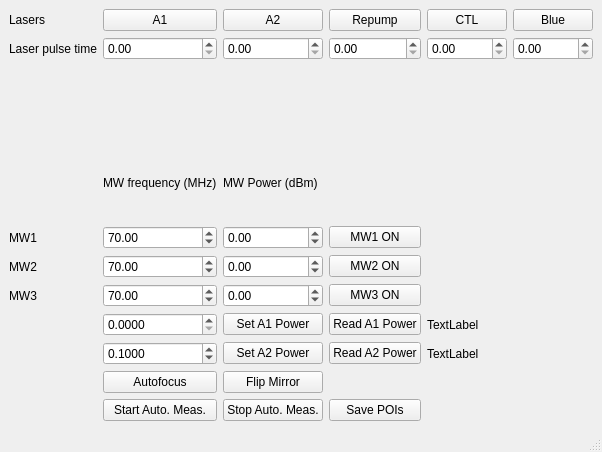
Above: gui/setupcontrol/setup_control.ui from LT-SiC/qudi before the change. Below: the same form after it.
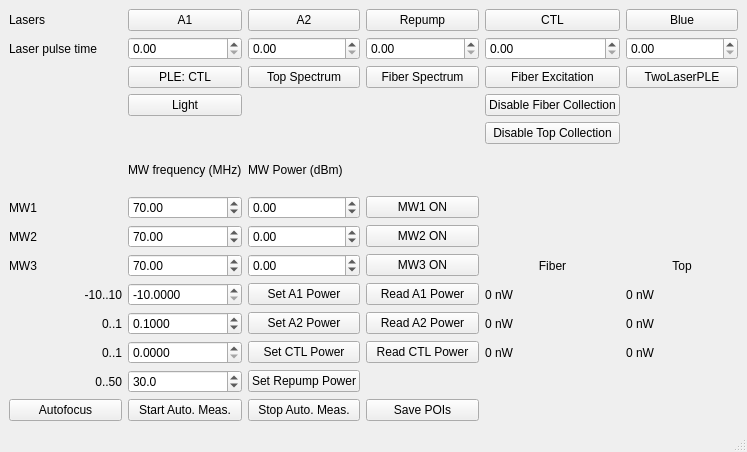
That is the form after the change.

The edit to the form file:
```diff
--- a/gui/setupcontrol/setup_control.ui
+++ b/gui/setupcontrol/setup_control.ui
@@ -6,7 +6,7 @@
    <rect>
     <x>0</x>
     <y>0</y>
-    <width>575</width>
+    <width>747</width>
     <height>452</height>
    </rect>
   </property>
@@ -20,101 +20,174 @@
       <property name="horizontalSpacing">
        <number>6</number>
       </property>
-      <item row="5" column="0">
+      <item row="11" column="4">
+       <widget class="QLabel" name="Read_A2Power_Label">
+        <property name="text">
+         <string>0 nW</string>
+        </property>
+       </widget>
+      </item>
+      <item row="2" column="5">
+       <widget class="QDoubleSpinBox" name="blue_time_doubleSpinBox"/>
+      </item>
+      <item row="2" column="1">
+       <widget class="QDoubleSpinBox" name="A1_time_doubleSpinBox"/>
+      </item>
+      <item row="1" column="2">
+       <widget class="QPushButton" name="A2_Button">
+        <property name="text">
+         <string>A2</string>
+        </property>
+       </widget>
+      </item>
+      <item row="1" column="5">
+       <widget class="QPushButton" name="Blue_Button">
+        <property name="text">
+         <string>Blue</string>
+        </property>
+       </widget>
+      </item>
+      <item row="2" column="4">
+       <widget class="QDoubleSpinBox" name="ctl_time_doubleSpinBox"/>
+      </item>
+      <item row="6" column="1">
+       <widget class="QLabel" name="label_4">
+        <property name="text">
+         <string>MW frequency (MHz)</string>
+        </property>
+       </widget>
+      </item>
+      <item row="8" column="0">
        <widget class="QLabel" name="label_6">
         <property name="text">
          <string>MW2</string>
         </property>
        </widget>
       </item>
-      <item row="10" column="3">
+      <item row="1" column="4">
+       <widget class="QPushButton" name="CTL_Button">
+        <property name="text">
+         <string>CTL</string>
+        </property>
+       </widget>
+      </item>
+      <item row="7" column="1">
+       <widget class="QDoubleSpinBox" name="MW1_freq_DoubleSpinBox">
+        <property name="maximum">
+         <double>9999.989999999999782</double>
+        </property>
+        <property name="value">
+         <double>70.000000000000000</double>
+        </property>
+       </widget>
+      </item>
+      <item row="1" column="0">
+       <widget class="QLabel" name="label_1">
+        <property name="text">
+         <string>Lasers</string>
+        </property>
+       </widget>
+      </item>
+      <item row="10" column="0">
+       <widget class="QLabel" name="label_8">
+        <property name="text">
+         <string>-10..10</string>
+        </property>
+        <property name="alignment">
+         <set>Qt::AlignRight|Qt::AlignTrailing|Qt::AlignVCenter</set>
+        </property>
+       </widget>
+      </item>
+      <item row="12" column="3">
+       <widget class="QPushButton" name="Read_CTLPower_Button">
+        <property name="text">
+         <string>Read CTL Power</string>
+        </property>
+       </widget>
+      </item>
+      <item row="9" column="3">
+       <widget class="QPushButton" name="MW3_on_Button">
+        <property name="text">
+         <string>MW3 ON</string>
+        </property>
+       </widget>
+      </item>
+      <item row="15" column="3">
        <widget class="QPushButton" name="SavePOIs_Button">
         <property name="text">
          <string>Save POIs</string>
         </property>
        </widget>
       </item>
-      <item row="3" column="1">
-       <widget class="QLabel" name="label_4">
+      <item row="11" column="2">
+       <widget class="QPushButton" name="Set_A2Power_Button">
         <property name="text">
-         <string>MW frequency (MHz)</string>
+         <string>Set A2 Power</string>
         </property>
        </widget>
       </item>
-      <item row="4" column="0">
-       <widget class="QLabel" name="label_3">
+      <item row="11" column="0">
+       <widget class="QLabel" name="label_9">
         <property name="text">
-         <string>MW1</string>
+         <string>0..1</string>
         </property>
-       </widget>
-      </item>
-      <item row="7" column="2">
-       <widget class="QPushButton" name="Set_A1Power_Button">
-        <property name="text">
-         <string>Set A1 Power</string>
+        <property name="alignment">
+         <set>Qt::AlignRight|Qt::AlignTrailing|Qt::AlignVCenter</set>
         </property>
        </widget>
       </item>
-      <item row="0" column="2">
-       <widget class="QPushButton" name="A2_Button">
-        <property name="text">
-         <string>A2</string>
+      <item row="12" column="1">
+       <widget class="QDoubleSpinBox" name="Set_CTLPower_DoubleSpinBox">
+        <property name="decimals">
+         <number>4</number>
         </property>
-       </widget>
-      </item>
-      <item row="9" column="1">
-       <widget class="QPushButton" name="Autofocus_Button">
-        <property name="text">
-         <string>Autofocus</string>
+        <property name="maximum">
+         <double>1.000000000000000</double>
         </property>
-       </widget>
-      </item>
-      <item row="1" column="0">
-       <widget class="QLabel" name="label_2">
-        <property name="text">
-         <string>Laser pulse time</string>
+        <property name="singleStep">
+         <double>0.010000000000000</double>
         </property>
        </widget>
       </item>
-      <item row="8" column="4">
-       <widget class="QLabel" name="Read_A2Power_Label">
+      <item row="11" column="5">
+       <widget class="QLabel" name="Read_A2Power_Label_t">
         <property name="text">
-         <string>TextLabel</string>
+         <string>0 nW</string>
         </property>
        </widget>
       </item>
-      <item row="10" column="1">
-       <widget class="QPushButton" name="StartAutoMeas_Button">
-        <property name="text">
-         <string>Start Auto. Meas.</string>
-        </property>
-       </widget>
-      </item>
-      <item row="3" column="2">
-       <widget class="QLabel" name="label">
-        <property name="text">
-         <string>MW Power (dBm)</string>
-        </property>
-       </widget>
-      </item>
-      <item row="7" column="3">
-       <widget class="QPushButton" name="Read_A1Power_Button">
-        <property name="text">
-         <string>Read A1 Power</string>
-        </property>
-       </widget>
-      </item>
-      <item row="9" column="2">
-       <widget class="QPushButton" name="Flipmirror_Button">
-        <property name="text">
-         <string>Flip Mirror</string>
-        </property>
-       </widget>
-      </item>
-      <item row="1" column="2">
+      <item row="2" column="2">
        <widget class="QDoubleSpinBox" name="A2_time_doubleSpinBox"/>
       </item>
-      <item row="0" column="1">
+      <item row="10" column="4">
+       <widget class="QLabel" name="Read_A1Power_Label">
+        <property name="text">
+         <string>0 nW</string>
+        </property>
+       </widget>
+      </item>
+      <item row="8" column="2">
+       <widget class="QDoubleSpinBox" name="MW2_power_DoubleSpinBox">
+        <property name="minimum">
+         <double>-100.000000000000000</double>
+        </property>
+       </widget>
+      </item>
+      <item row="3" column="3">
+       <widget class="QPushButton" name="FiberSpectrum_Button">
+        <property name="text">
+         <string>Fiber Spectrum</string>
+        </property>
+       </widget>
+      </item>
+      <item row="5" column="1">
+       <widget class="QLabel" name="label_5">
+        <property name="text">
+         <string/>
+        </property>
+       </widget>
+      </item>
+      <item row="1" column="1">
        <widget class="QPushButton" name="A1_Button">
         <property name="cursor">
          <cursorShape>ArrowCursor</cursorShape>
@@ -124,191 +197,332 @@
         </property>
        </widget>
       </item>
-      <item row="6" column="3">
-       <widget class="QPushButton" name="MW3_on_Button">
+      <item row="7" column="3">
+       <widget class="QPushButton" name="MW1_on_Button">
         <property name="text">
-         <string>MW3 ON</string>
+         <string>MW1 ON</string>
         </property>
        </widget>
       </item>
-      <item row="4" column="2">
-       <widget class="QDoubleSpinBox" name="MW1_power_DoubleSpinBox">
-        <property name="minimum">
-         <double>-100.000000000000000</double>
+      <item row="15" column="2">
+       <widget class="QPushButton" name="StopAutoMeas_Button">
+        <property name="text">
+         <string>Stop Auto. Meas.</string>
         </property>
        </widget>
       </item>
-      <item row="6" column="0">
+      <item row="8" column="3">
+       <widget class="QPushButton" name="MW2_on_Button">
+        <property name="text">
+         <string>MW2 ON</string>
+        </property>
+       </widget>
+      </item>
+      <item row="10" column="5">
+       <widget class="QLabel" name="Read_A1Power_Label_t">
+        <property name="text">
+         <string>0 nW</string>
+        </property>
+       </widget>
+      </item>
+      <item row="9" column="0">
        <widget class="QLabel" name="label_7">
         <property name="text">
          <string>MW3</string>
         </property>
        </widget>
       </item>
-      <item row="7" column="4">
-       <widget class="QLabel" name="Read_A1Power_Label">
+      <item row="10" column="2">
+       <widget class="QPushButton" name="Set_A1Power_Button">
         <property name="text">
-         <string>TextLabel</string>
+         <string>Set A1 Power</string>
         </property>
        </widget>
       </item>
-      <item row="0" column="0">
-       <widget class="QLabel" name="label_1">
+      <item row="12" column="5">
+       <widget class="QLabel" name="Read_CTLPower_Label_t">
         <property name="text">
-         <string>Lasers</string>
+         <string>0 nW</string>
         </property>
        </widget>
       </item>
-      <item row="7" column="1">
-       <widget class="QDoubleSpinBox" name="Set_A1Power_DoubleSpinBox">
-        <property name="decimals">
-         <number>4</number>
-        </property>
-        <property name="minimum">
-         <double>0.000000000000000</double>
-        </property>
-        <property name="maximum">
-         <double>1.000000000000000</double>
-        </property>
-        <property name="singleStep">
-         <double>0.100000000000000</double>
-        </property>
-       </widget>
-      </item>
-      <item row="5" column="2">
-       <widget class="QDoubleSpinBox" name="MW2_power_DoubleSpinBox">
-        <property name="minimum">
-         <double>-100.000000000000000</double>
-        </property>
-       </widget>
-      </item>
-      <item row="1" column="1">
-       <widget class="QDoubleSpinBox" name="A1_time_doubleSpinBox"/>
-      </item>
-      <item row="8" column="2">
-       <widget class="QPushButton" name="Set_A2Power_Button">
+      <item row="3" column="4">
+       <widget class="QPushButton" name="Excitation_Button">
         <property name="text">
-         <string>Set A2 Power</string>
+         <string>Fiber Excitation</string>
         </property>
        </widget>
       </item>
-      <item row="0" column="3">
+      <item row="1" column="3">
        <widget class="QPushButton" name="Repump_Button">
         <property name="text">
          <string>Repump</string>
         </property>
        </widget>
       </item>
-      <item row="6" column="1">
-       <widget class="QDoubleSpinBox" name="MW3_freq_DoubleSpinBox">
-        <property name="maximum">
-         <double>9999.989999999999782</double>
-        </property>
-        <property name="value">
-         <double>70.000000000000000</double>
-        </property>
-       </widget>
-      </item>
-      <item row="5" column="3">
-       <widget class="QPushButton" name="MW2_on_Button">
+      <item row="10" column="3">
+       <widget class="QPushButton" name="Read_A1Power_Button">
         <property name="text">
-         <string>MW2 ON</string>
+         <string>Read A1 Power</string>
         </property>
        </widget>
       </item>
-      <item row="8" column="1">
-       <widget class="QDoubleSpinBox" name="Set_A2Power_DoubleSpinBox">
-        <property name="decimals">
-         <number>4</number>
-        </property>
-        <property name="maximum">
-         <double>1.000000000000000</double>
-        </property>
-        <property name="singleStep">
-         <double>0.100000000000000</double>
-        </property>
-        <property name="value">
-         <double>0.100000000000000</double>
-        </property>
-       </widget>
-      </item>
-      <item row="0" column="4">
-       <widget class="QPushButton" name="CTL_Button">
+      <item row="7" column="0">
+       <widget class="QLabel" name="label_3">
         <property name="text">
-         <string>CTL</string>
+         <string>MW1</string>
         </property>
        </widget>
       </item>
-      <item row="1" column="4">
-       <widget class="QDoubleSpinBox" name="ctl_time_doubleSpinBox"/>
-      </item>
-      <item row="4" column="1">
-       <widget class="QDoubleSpinBox" name="MW1_freq_DoubleSpinBox">
-        <property name="maximum">
-         <double>9999.989999999999782</double>
-        </property>
-        <property name="value">
-         <double>70.000000000000000</double>
-        </property>
-       </widget>
-      </item>
-      <item row="5" column="1">
-       <widget class="QDoubleSpinBox" name="MW2_freq_DoubleSpinBox">
-        <property name="maximum">
-         <double>9999.989999999999782</double>
-        </property>
-        <property name="value">
-         <double>70.000000000000000</double>
-        </property>
-       </widget>
-      </item>
-      <item row="4" column="3">
-       <widget class="QPushButton" name="MW1_on_Button">
-        <property name="text">
-         <string>MW1 ON</string>
-        </property>
-       </widget>
-      </item>
-      <item row="2" column="1">
-       <widget class="QLabel" name="label_5">
-        <property name="text">
-         <string/>
-        </property>
-       </widget>
-      </item>
-      <item row="1" column="3">
+      <item row="2" column="3">
        <widget class="QDoubleSpinBox" name="Repump_time_doubleSpinBox"/>
       </item>
-      <item row="8" column="3">
-       <widget class="QPushButton" name="Read_A2Power_Button">
-        <property name="text">
-         <string>Read A2 Power</string>
-        </property>
-       </widget>
-      </item>
       <item row="6" column="2">
+       <widget class="QLabel" name="label">
+        <property name="text">
+         <string>MW Power (dBm)</string>
+        </property>
+       </widget>
+      </item>
+      <item row="2" column="0">
+       <widget class="QLabel" name="label_2">
+        <property name="text">
+         <string>Laser pulse time</string>
+        </property>
+       </widget>
+      </item>
+      <item row="12" column="2">
+       <widget class="QPushButton" name="Set_CTLPower_Button">
+        <property name="text">
+         <string>Set CTL Power</string>
+        </property>
+       </widget>
+      </item>
+      <item row="11" column="1">
+       <widget class="QDoubleSpinBox" name="Set_A2Power_DoubleSpinBox">
+        <property name="decimals">
+         <number>4</number>
+        </property>
+        <property name="maximum">
+         <double>1.000000000000000</double>
+        </property>
+        <property name="singleStep">
+         <double>0.010000000000000</double>
+        </property>
+        <property name="value">
+         <double>0.100000000000000</double>
+        </property>
+       </widget>
+      </item>
+      <item row="9" column="2">
        <widget class="QDoubleSpinBox" name="MW3_power_DoubleSpinBox">
         <property name="minimum">
          <double>-100.000000000000000</double>
         </property>
        </widget>
       </item>
-      <item row="10" column="2">
-       <widget class="QPushButton" name="StopAutoMeas_Button">
+      <item row="9" column="4">
+       <widget class="QLabel" name="label_11">
         <property name="text">
-         <string>Stop Auto. Meas.</string>
+         <string>Fiber</string>
         </property>
+        <property name="alignment">
+         <set>Qt::AlignCenter</set>
+        </property>
        </widget>
       </item>
-      <item row="0" column="5">
-       <widget class="QPushButton" name="Blue_Button">
+      <item row="12" column="4">
+       <widget class="QLabel" name="Read_CTLPower_Label">
         <property name="text">
-         <string>Blue</string>
+         <string>0 nW</string>
         </property>
        </widget>
       </item>
-      <item row="1" column="5">
-       <widget class="QDoubleSpinBox" name="blue_time_doubleSpinBox"/>
+      <item row="3" column="1">
+       <widget class="QPushButton" name="PLELaser_Button">
+        <property name="text">
+         <string>PLE: CTL</string>
+        </property>
+       </widget>
+      </item>
+      <item row="9" column="5">
+       <widget class="QLabel" name="label_12">
+        <property name="text">
+         <string>Top</string>
+        </property>
+        <property name="alignment">
+         <set>Qt::AlignCenter</set>
+        </property>
+       </widget>
+      </item>
+      <item row="3" column="5">
+       <widget class="QPushButton" name="TwoPLE_Button">
+        <property name="text">
+         <string>TwoLaserPLE</string>
+        </property>
+       </widget>
+      </item>
+      <item row="11" column="3">
+       <widget class="QPushButton" name="Read_A2Power_Button">
+        <property name="text">
+         <string>Read A2 Power</string>
+        </property>
+       </widget>
+      </item>
+      <item row="10" column="1">
+       <widget class="QDoubleSpinBox" name="Set_A1Power_DoubleSpinBox">
+        <property name="decimals">
+         <number>4</number>
+        </property>
+        <property name="minimum">
+         <double>-10.000000000000000</double>
+        </property>
+        <property name="maximum">
+         <double>10.000000000000000</double>
+        </property>
+        <property name="singleStep">
+         <double>0.100000000000000</double>
+        </property>
+        <property name="value">
+         <double>-10.000000000000000</double>
+        </property>
+       </widget>
+      </item>
+      <item row="9" column="1">
+       <widget class="QDoubleSpinBox" name="MW3_freq_DoubleSpinBox">
+        <property name="maximum">
+         <double>9999.989999999999782</double>
+        </property>
+        <property name="value">
+         <double>70.000000000000000</double>
+        </property>
+       </widget>
+      </item>
+      <item row="3" column="2">
+       <widget class="QPushButton" name="TopSpectrum_Button">
+        <property name="text">
+         <string>Top Spectrum</string>
+        </property>
+        <property name="checkable">
+         <bool>false</bool>
+        </property>
+        <property name="default">
+         <bool>false</bool>
+        </property>
+       </widget>
+      </item>
+      <item row="12" column="0">
+       <widget class="QLabel" name="label_10">
+        <property name="text">
+         <string>0..1</string>
+        </property>
+        <property name="alignment">
+         <set>Qt::AlignRight|Qt::AlignTrailing|Qt::AlignVCenter</set>
+        </property>
+       </widget>
+      </item>
+      <item row="8" column="1">
+       <widget class="QDoubleSpinBox" name="MW2_freq_DoubleSpinBox">
+        <property name="maximum">
+         <double>9999.989999999999782</double>
+        </property>
+        <property name="value">
+         <double>70.000000000000000</double>
+        </property>
+       </widget>
+      </item>
+      <item row="15" column="0">
+       <widget class="QPushButton" name="Autofocus_Button">
+        <property name="text">
+         <string>Autofocus</string>
+        </property>
+       </widget>
+      </item>
+      <item row="7" column="2">
+       <widget class="QDoubleSpinBox" name="MW1_power_DoubleSpinBox">
+        <property name="minimum">
+         <double>-100.000000000000000</double>
+        </property>
+       </widget>
+      </item>
+      <item row="4" column="1">
+       <widget class="QPushButton" name="Light_Button">
+        <property name="font">
+         <font>
+          <weight>50</weight>
+          <bold>false</bold>
+         </font>
+        </property>
+        <property name="styleSheet">
+         <string notr="true"/>
+        </property>
+        <property name="text">
+         <string>Light</string>
+        </property>
+        <property name="checkable">
+         <bool>false</bool>
+        </property>
+        <property name="default">
+         <bool>false</bool>
+        </property>
+        <property name="flat">
+         <bool>false</bool>
+        </property>
+       </widget>
+      </item>
+      <item row="15" column="1">
+       <widget class="QPushButton" name="StartAutoMeas_Button">
+        <property name="text">
+         <string>Start Auto. Meas.</string>
+        </property>
+       </widget>
+      </item>
+      <item row="13" column="0">
+       <widget class="QLabel" name="label_13">
+        <property name="text">
+         <string>0..50</string>
+        </property>
+        <property name="alignment">
+         <set>Qt::AlignRight|Qt::AlignTrailing|Qt::AlignVCenter</set>
+        </property>
+       </widget>
+      </item>
+      <item row="13" column="1">
+       <widget class="QDoubleSpinBox" name="Set_RepumpPower_DoubleSpinBox">
+        <property name="decimals">
+         <number>1</number>
+        </property>
+        <property name="maximum">
+         <double>50.000000000000000</double>
+        </property>
+        <property name="singleStep">
+         <double>1.000000000000000</double>
+        </property>
+        <property name="value">
+         <double>30.000000000000000</double>
+        </property>
+       </widget>
+      </item>
+      <item row="13" column="2">
+       <widget class="QPushButton" name="Set_RepumpPower_Button">
+        <property name="text">
+         <string>Set Repump Power</string>
+        </property>
+       </widget>
+      </item>
+      <item row="4" column="4">
+       <widget class="QPushButton" name="disableFiber_pushButton">
+        <property name="text">
+         <string>Disable Fiber Collection</string>
+        </property>
+       </widget>
+      </item>
+      <item row="5" column="4">
+       <widget class="QPushButton" name="disableTop_pushButton">
+        <property name="text">
+         <string>Disable Top Collection</string>
+        </property>
+       </widget>
       </item>
      </layout>
     </item>
```
Left out of the diff: 4 changed lines with no effect on the pictures.
